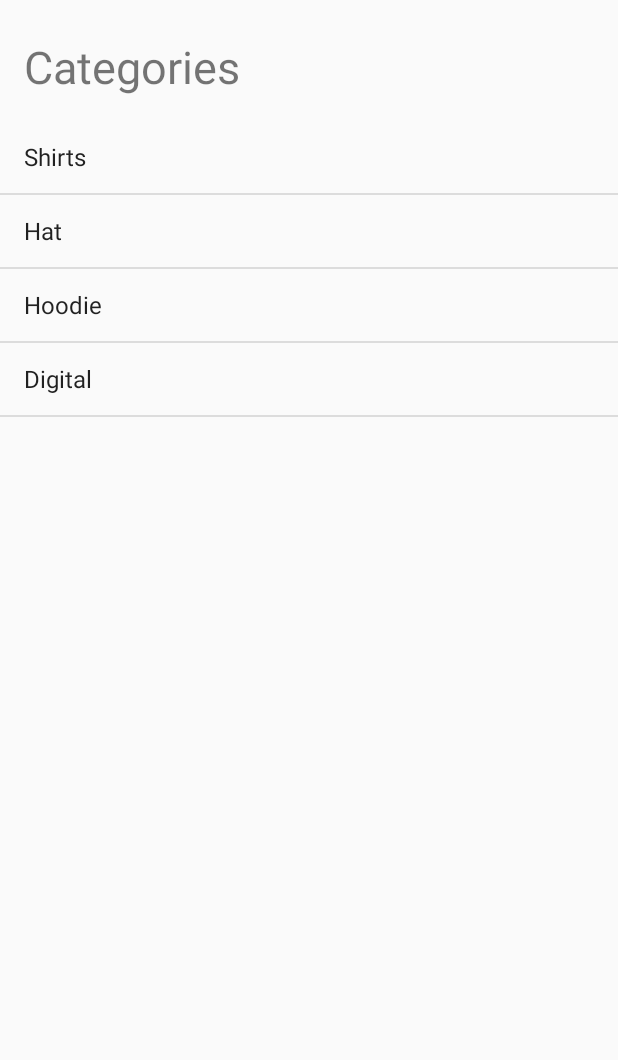
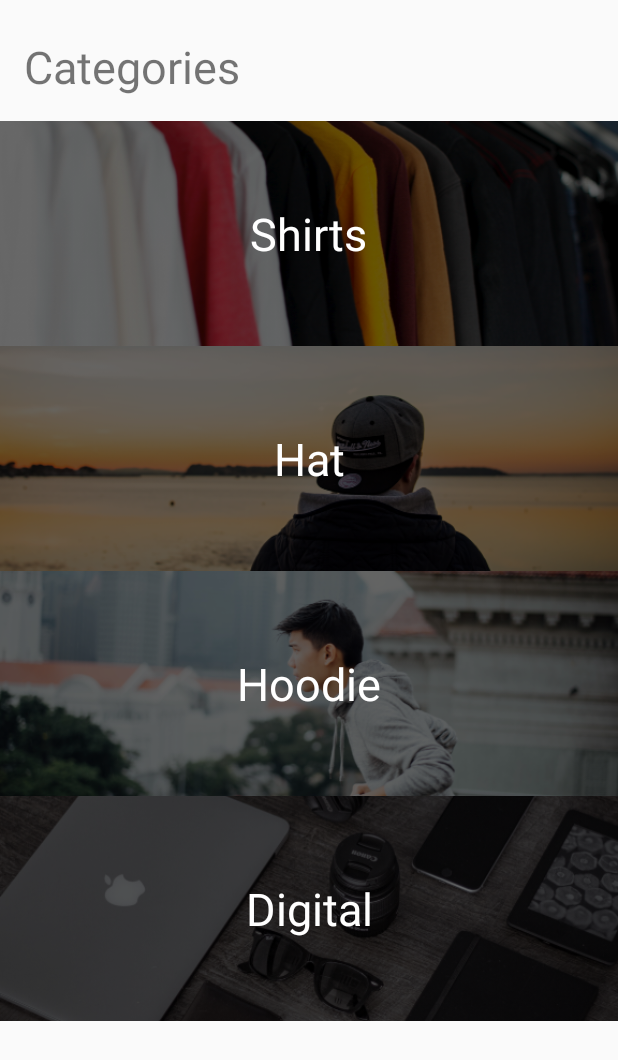
Before and after one commit to aungphyohtwe/codeswage, an Android app: the screen it shows after launch (MainActivity), on a phone screen of 412 x 824 dp. Shown: the top 1060 px of the screen. Run offline under Robolectric (Android 15) with nearby library versions, the phone set to English and light mode, and no system bars.

Commit message:
create custom adapter

```diff
--- /dev/null
+++ b/app/src/main/java/com/aung/coderswag/Adapters/CategoryAdapter.kt
@@ -0,0 +1,58 @@
+package com.aung.coderswag.Adapters
+
+import android.content.Context
+import android.view.LayoutInflater
+import android.view.View
+import android.view.ViewGroup
+import android.widget.BaseAdapter
+import android.widget.ImageView
+import android.widget.TextView
+import com.aung.coderswag.R
+import com.aung.coderswag.model.Category
+
+class CategoryAdapter(context: Context, categories: List<Category>) : BaseAdapter() {
+
+    val context = context
+    val categories = categories
+
+    override fun getCount(): Int {
+        return categories.count()
+    }
+
+    override fun getItem(position: Int): Any {
+        return categories[position]
+    }
+
+    override fun getItemId(position: Int): Long {
+        return 0;
+    }
+
+    override fun getView(position: Int, convertView: View?, parent: ViewGroup?): View {
+        val categoryView: View
+        val holder : ViewHolder
+
+        if (convertView == null) {
+            categoryView = LayoutInflater.from(context).inflate(R.layout.category_list_item, null)
+            holder = ViewHolder()
+            holder.categoryImage = categoryView.findViewById(R.id.categoryImage)
+            holder.categoryName = categoryView.findViewById(R.id.categoryName)
+            categoryView.tag = holder
+        } else {
+            holder = convertView.tag as ViewHolder
+            categoryView = convertView
+        }
+
+        val category = categories[position]
+
+        val resourceId = context.resources.getIdentifier(category.image, "drawable", context.packageName)
+        holder.categoryImage?.setImageResource(resourceId)
+        holder.categoryName?.text = category.title
+
+        return categoryView
+    }
+
+    private class ViewHolder {
+        var categoryImage : ImageView ?= null
+        var categoryName : TextView ?= null
+    }
+}
--- a/app/src/main/java/com/aung/coderswag/controller/MainActivity.kt
+++ b/app/src/main/java/com/aung/coderswag/controller/MainActivity.kt
@@ -3,6 +3,7 @@ package com.aung.coderswag.controller
 import androidx.appcompat.app.AppCompatActivity
 import android.os.Bundle
 import android.widget.ArrayAdapter
+import com.aung.coderswag.Adapters.CategoryAdapter
 import com.aung.coderswag.R
 import com.aung.coderswag.model.Category
 import com.aung.coderswag.service.DataService
@@ -10,13 +11,13 @@ import kotlinx.android.synthetic.main.activity_main.*
 
 class MainActivity : AppCompatActivity() {
 
-   lateinit var adapter : ArrayAdapter<Category>
+   lateinit var adapter : CategoryAdapter
 
     override fun onCreate(savedInstanceState: Bundle?) {
         super.onCreate(savedInstanceState)
         setContentView(R.layout.activity_main)
 
-        adapter = ArrayAdapter(this, android.R.layout.simple_list_item_1, DataService.categories)
+        adapter = CategoryAdapter(this, DataService.categories)
 
         CategoryListView.adapter = adapter
     }
--- a/app/src/main/res/layout/activity_main.xml
+++ b/app/src/main/res/layout/activity_main.xml
@@ -25,6 +25,7 @@
         app:layout_constraintBottom_toBottomOf="parent"
         app:layout_constraintEnd_toEndOf="parent"
         app:layout_constraintStart_toStartOf="parent"
-        app:layout_constraintTop_toBottomOf="@+id/textView" />
+        app:layout_constraintTop_toBottomOf="@+id/textView"
+        android:divider="@null"/>
 
 </androidx.constraintlayout.widget.ConstraintLayout>
--- a/app/src/main/res/layout/category_list_item.xml
+++ b/app/src/main/res/layout/category_list_item.xml
@@ -7,7 +7,7 @@
     android:layout_height="150dp">
 
     <ImageView
-        android:id="@+id/imageView"
+        android:id="@+id/categoryImage"
         android:layout_width="0dp"
         android:layout_height="150dp"
         android:scaleType="centerCrop"
@@ -23,9 +23,9 @@
         android:layout_height="wrap_content"
         android:textColor="#FFFFFF"
         android:textSize="30sp"
-        app:layout_constraintBottom_toBottomOf="@+id/imageView"
-        app:layout_constraintEnd_toEndOf="@+id/imageView"
-        app:layout_constraintStart_toStartOf="@+id/imageView"
-        app:layout_constraintTop_toTopOf="@+id/imageView"
+        app:layout_constraintBottom_toBottomOf="@+id/categoryImage"
+        app:layout_constraintEnd_toEndOf="@+id/categoryImage"
+        app:layout_constraintStart_toStartOf="@+id/categoryImage"
+        app:layout_constraintTop_toTopOf="@+id/categoryImage"
         tools:text="Hats" />
 </androidx.constraintlayout.widget.ConstraintLayout>
```
